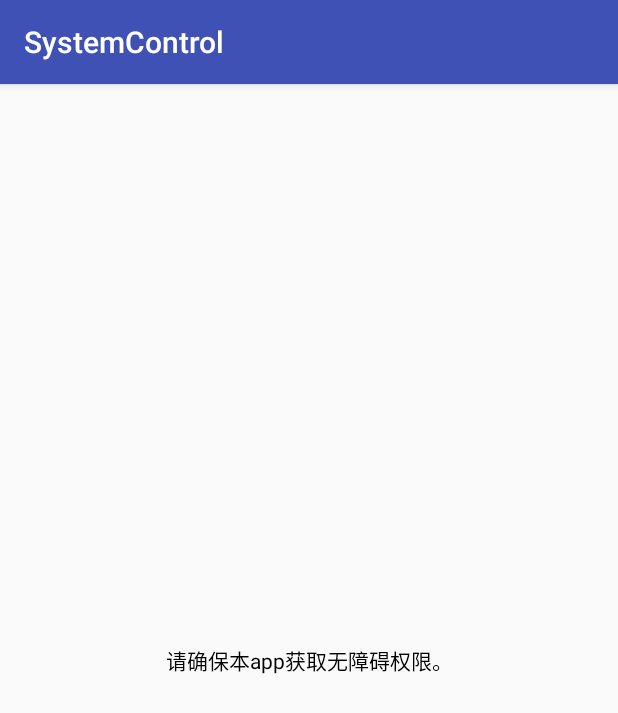
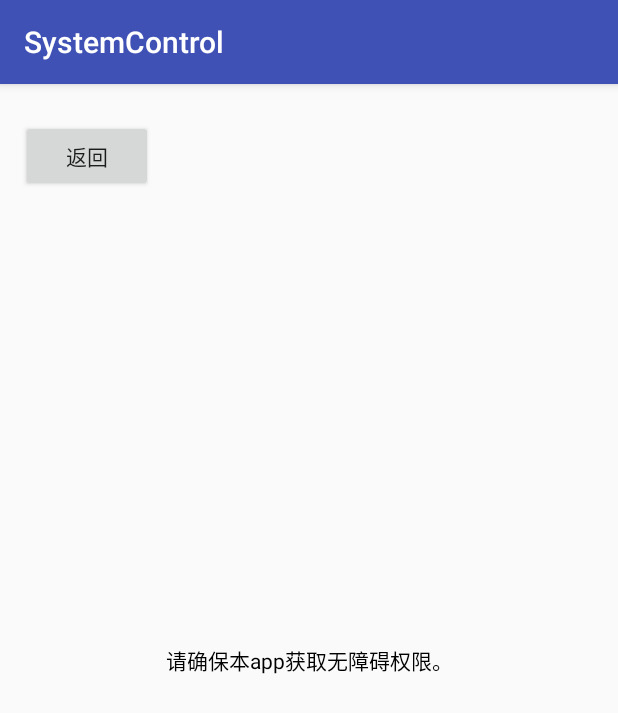
Before and after one commit to corpsele/SystemControl, an Android app: the MainActivityK1 screen opened directly, with no data from a screen before it, on a phone screen of 412 x 824 dp. Shown: the top 713 px of the screen. Run offline under Robolectric (Android 15) with nearby library versions, the light colour scheme and no system bars.

Commit message:
Upgrade Back Button

```diff
--- a/app/build.gradle
+++ b/app/build.gradle
@@ -1,6 +1,7 @@
 apply plugin: 'com.android.application'
 apply plugin: 'kotlin-android'
 apply plugin: 'kotlin-android-extensions'
+ext.anko_version='0.10.5'
 
 android {
     compileSdkVersion 28
@@ -127,6 +128,9 @@ dependencies {
     implementation "com.google.android.gms:play-services-base:16.0.1"
     implementation 'com.android.support.constraint:constraint-layout:1.1.3'
     implementation "androidx.constraintlayout:constraintlayout:1.1.3"
+    implementation "org.jetbrains.anko:anko-sdk25:$anko_version"
+    implementation "org.jetbrains.anko:anko-sdk25-coroutines:$anko_version"
+    implementation "org.jetbrains.anko:anko-appcompat-v7:$anko_version"
 
 
     //必选，内部默认使用系统mediaplayer进行解码
--- a/app/src/main/java/com/systemcontrol/corpsele/systemcontrol/MainActivityK1.kt
+++ b/app/src/main/java/com/systemcontrol/corpsele/systemcontrol/MainActivityK1.kt
@@ -1,23 +1,38 @@
 package com.systemcontrol.corpsele.systemcontrol
 
+//import android.support.v7.app.AppCompatActivity;
 import android.content.Context
 import android.content.Intent
-//import android.support.v7.app.AppCompatActivity;
-import androidx.appcompat.app.AppCompatActivity
 import android.os.Bundle
 import android.provider.Settings
 import android.text.TextUtils
 import android.util.Log
+import android.view.View
+import android.widget.Button
 import android.widget.Toast
+import androidx.appcompat.app.AppCompatActivity
+import org.jetbrains.anko.*
+import org.jetbrains.anko.sdk25.coroutines.onClick
+import org.jetbrains.anko.sdk25.coroutines.onContextClick
+import org.jetbrains.anko.sdk25.coroutines.onLongClick
 
 class MainActivityK1 : AppCompatActivity() {
     private val TAG = MainActivityK1::class.java.simpleName
+    private lateinit var btnBack: Button
 
     override fun onCreate(savedInstanceState: Bundle?) {
         super.onCreate(savedInstanceState)
         setContentView(R.layout.activity_main_k1)
-        var info = "请开启\""+getString(R.string.accessibility_service_name)+"\"服务"
+        var info = "请开启\"" + getString(R.string.accessibility_service_name) + "\"服务"
         Toast.makeText(this, info, Toast.LENGTH_LONG).show()
+        btnBack = findViewById(R.id.btnBack);
+        btnBack?.setOnClickListener {
+            onBackPressed()
+        }
+    }
+
+    override fun onBackPressed() {
+        super.onBackPressed()
     }
 
     override fun onResume() {
--- a/app/src/main/res/layout/activity_main_k1.xml
+++ b/app/src/main/res/layout/activity_main_k1.xml
@@ -19,4 +19,14 @@
         app:layout_constraintRight_toRightOf="parent"
         app:layout_constraintTop_toTopOf="parent" />
 
+    <Button
+        android:id="@+id/btnBack"
+        android:layout_width="wrap_content"
+        android:layout_height="wrap_content"
+        android:layout_marginStart="14dp"
+        android:layout_marginTop="24dp"
+        android:text="返回"
+        app:layout_constraintStart_toStartOf="parent"
+        app:layout_constraintTop_toTopOf="parent" />
+
 </androidx.constraintlayout.widget.ConstraintLayout>
```
